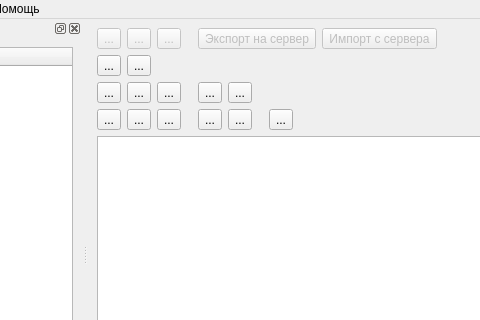
Qt form certmanager/CertManager/mainwindow.ui (arcirk/ws_solution) before a commit; both pictures show x 192 to 672 and y 0 to 320 of the 949 by 746 pixel window.
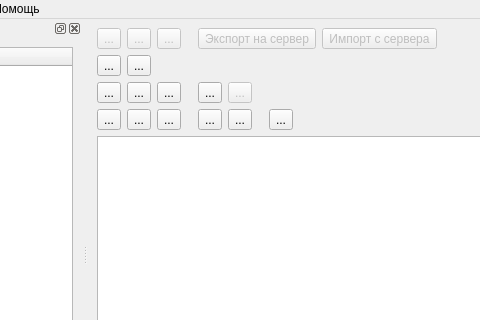
The same form after that commit. Icons and pictures are not drawn.

What changed in the file:
```diff
--- a/certmanager/CertManager/mainwindow.ui
+++ b/certmanager/CertManager/mainwindow.ui
@@ -91,6 +91,9 @@
          </item>
          <item>
           <widget class="QToolButton" name="btnInstallToUser">
+           <property name="enabled">
+            <bool>false</bool>
+           </property>
            <property name="text">
             <string>...</string>
            </property>
```
Left out of the diff: 16 changed lines with no effect on the pictures.
